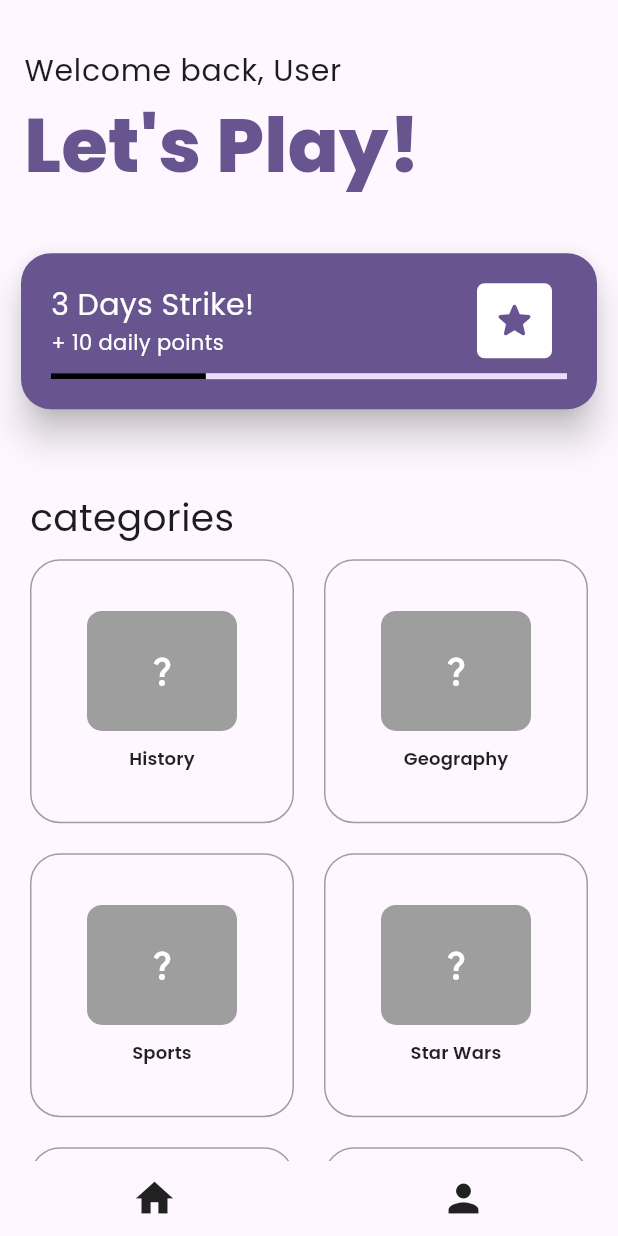
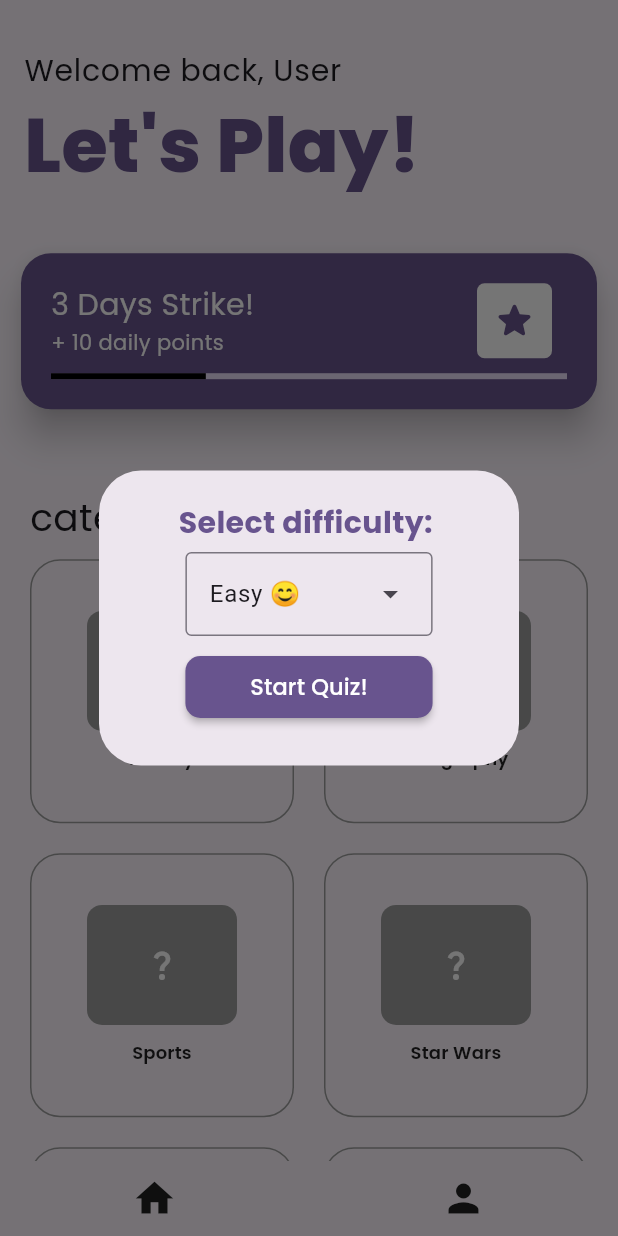
Before and after one commit to AbduHany/quizzit, a Flutter app: the HomePage screen opened directly, after a tap on "History", on a phone screen of 412 x 824 dp. Run offline on Flutter 3.47's test engine with Material 3 defaults, Android fonts, the light colour scheme and no system bars; our stand-ins replace google_fonts.

Commit message:
Implement the difficulty selection popup in home_page.dart

```diff
--- a/lib/src/pages/home_page/home_page.dart
+++ b/lib/src/pages/home_page/home_page.dart
@@ -32,6 +32,9 @@ class _HomePageState extends State<HomePage> {
       "Languages",
       "Pokemon"
     ];
+
+    String chosenDifficulty = "Easy";
+    String chosenCategory = categories[0];
 
     return Scaffold(
       body: ListView(
@@ -83,7 +86,102 @@ class _HomePageState extends State<HomePage> {
                             borderRadius: BorderRadius.circular(20),
                             side:
                                 const BorderSide(width: 1, color: Colors.grey)),
-                        onPressed: () {},
+                        onPressed: () {
+                          showDialog(
+                              context: context,
+                              builder: (context) {
+                                return AlertDialog(
+                                  alignment: Alignment.center,
+                                  content: SizedBox(
+                                    height: MediaQuery.of(context).size.height *
+                                        0.19,
+                                    child: Column(
+                                      mainAxisAlignment:
+                                          MainAxisAlignment.center,
+                                      children: [
+                                        Text(
+                                          "Select difficulty: ",
+                                          textAlign: TextAlign.left,
+                                          style: GoogleFonts.poppins(
+                                              fontSize: 20,
+                                              fontWeight: FontWeight.bold,
+                                              color: Theme.of(context)
+                                                  .colorScheme
+                                                  .primary),
+                                        ),
+                                        SizedBox(
+                                          height: 5,
+                                        ),
+                                        DropdownMenu(
+                                          initialSelection: "Easy",
+                                          onSelected: (val) {
+                                            setState(() {
+                                              chosenCategory =
+                                                  categories[index];
+                                              chosenDifficulty = val!;
+                                            });
+                                          },
+                                          dropdownMenuEntries: const [
+                                            DropdownMenuEntry(
+                                                value: "Easy",
+                                                label: "Easy 😊"),
+                                            DropdownMenuEntry(
+                                                value: "Medium",
+                                                label: "Medium 🥲"),
+                                            DropdownMenuEntry(
+                                                value: "Hard",
+                                                label: "Hard 😭"),
+                                            DropdownMenuEntry(
+                                                value: "Random",
+                                                label: "Random 🤪")
+                                          ],
+                                          width: MediaQuery.of(context)
+                                                  .size
+                                                  .width *
+                                              0.4,
+                                        ),
+                                        SizedBox(
+                                          height: 10,
+                                        ),
+                                        /*
+                                        START QUIZ BUTTON:
+                                          Category of quiz is stored in chosenCategory &
+                                          Difficulty of quiz is stored in chosenDifficulty
+                                          variables
+                                        */
+                                        MaterialButton(
+                                          shape: RoundedRectangleBorder(
+                                              borderRadius:
+                                                  BorderRadius.circular(10)),
+                                          minWidth: MediaQuery.of(context)
+                                                  .size
+                                                  .width *
+                                              0.4,
+                                          height: MediaQuery.of(context)
+                                                  .size
+                                                  .height *
+                                              0.05,
+                                          color: Theme.of(context)
+                                              .colorScheme
+                                              .primary,
+                                          onPressed: () {
+                                            //just a test for category and diff
+                                            print(chosenCategory);
+                                            print(chosenDifficulty);
+                                          },
+                                          child: Text(
+                                            "Start Quiz!",
+                                            style: GoogleFonts.poppins(
+                                                color: Colors.white,
+                                                fontSize: 15),
+                                          ),
+                                        )
+                                      ],
+                                    ),
+                                  ),
+                                );
+                              });
+                        },
                         child: Column(
                           mainAxisAlignment: MainAxisAlignment.center,
                           children: [
```
